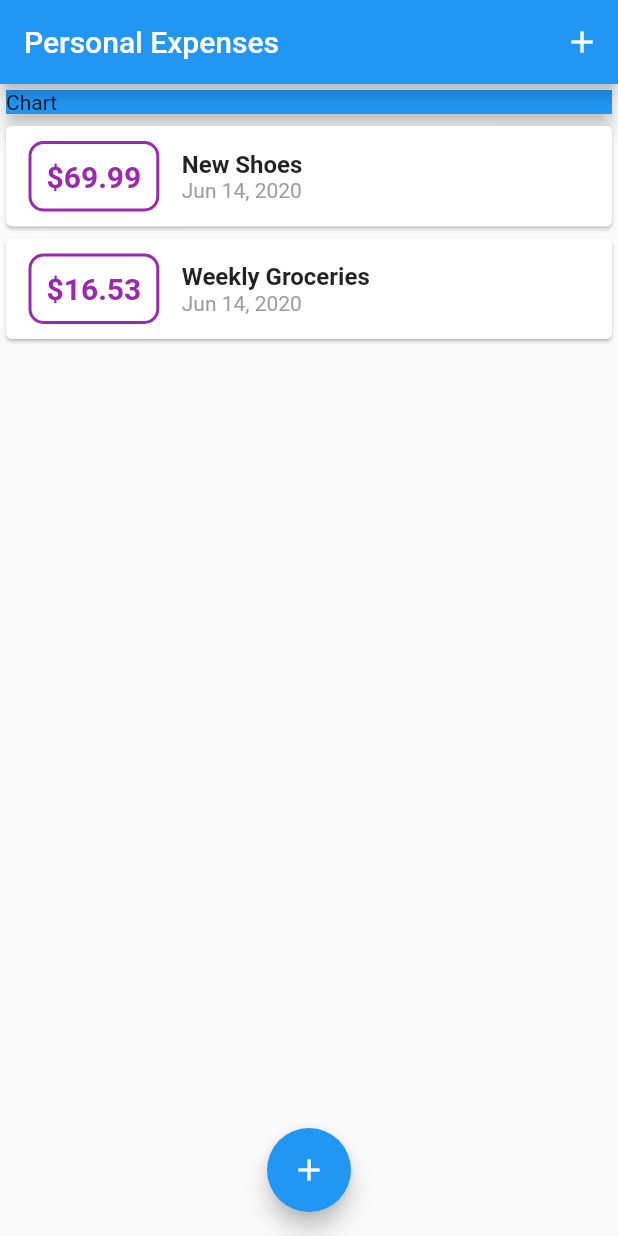
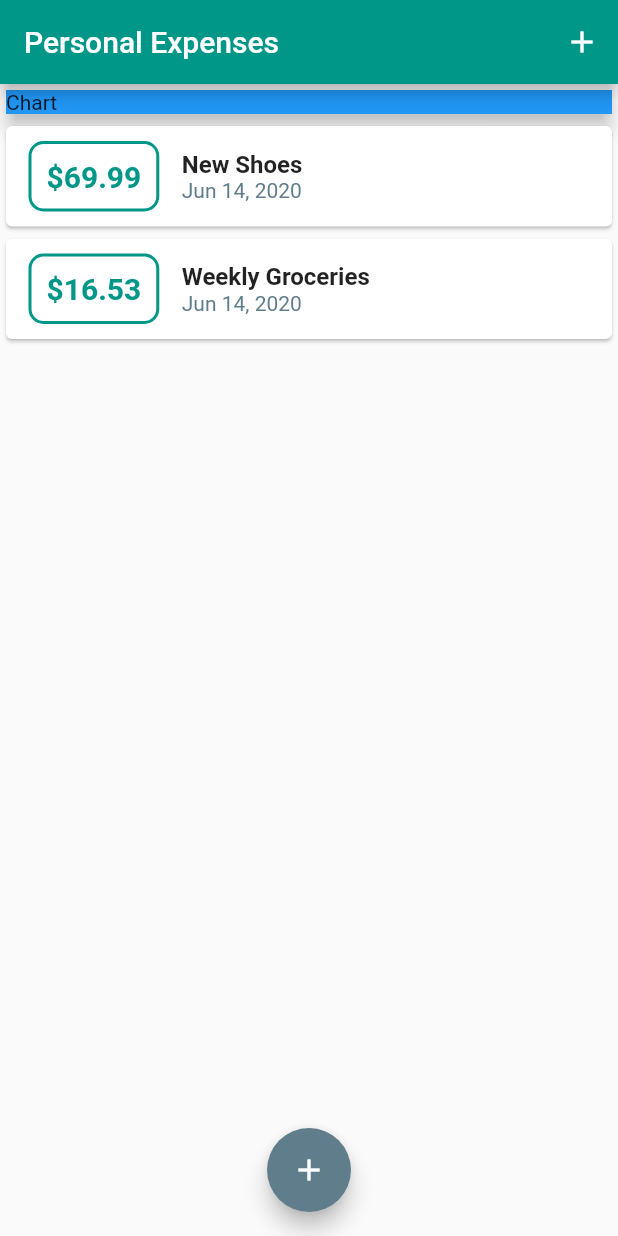
Before and after one commit to giacomoferlaino/flutter-expense-planner, a Flutter app: the screen it shows after launch, on a phone screen of 412 x 824 dp. Run offline on Flutter 3.47's test engine with Material 2 defaults, Android fonts, the phone set to English and light mode, and no system bars.

Commit message:
feat: Improved app color scheme

```diff
--- a/lib/main.dart
+++ b/lib/main.dart
@@ -16,7 +16,8 @@ class MyApp extends StatelessWidget {
     return MaterialApp(
       title: _title,
       theme: ThemeData(
-        primarySwatch: Colors.blue,
+        primarySwatch: Colors.teal,
+        accentColor: Colors.blueGrey,
         visualDensity: VisualDensity.adaptivePlatformDensity,
       ),
       home: MyHomePage(_title),
--- a/lib/widgets/transaction_list.dart
+++ b/lib/widgets/transaction_list.dart
@@ -26,7 +26,7 @@ class TransactionList extends StatelessWidget {
                   decoration: BoxDecoration(
                       borderRadius: BorderRadius.all(Radius.circular(10)),
                       border: Border.all(
-                        color: Colors.purple,
+                        color: Theme.of(context).primaryColor,
                         width: 2,
                       )),
                   child: Text(
@@ -34,7 +34,7 @@ class TransactionList extends StatelessWidget {
                     style: TextStyle(
                       fontWeight: FontWeight.bold,
                       fontSize: 20,
-                      color: Colors.purple,
+                      color: Theme.of(context).primaryColor,
                     ),
                   ),
                 ),
@@ -51,7 +51,7 @@ class TransactionList extends StatelessWidget {
                     Text(
                       DateFormat.yMMMd().format(_transactions[index].date),
                       style: TextStyle(
-                        color: Colors.grey,
+                        color: Theme.of(context).accentColor,
                       ),
                     ),
                   ],
```
